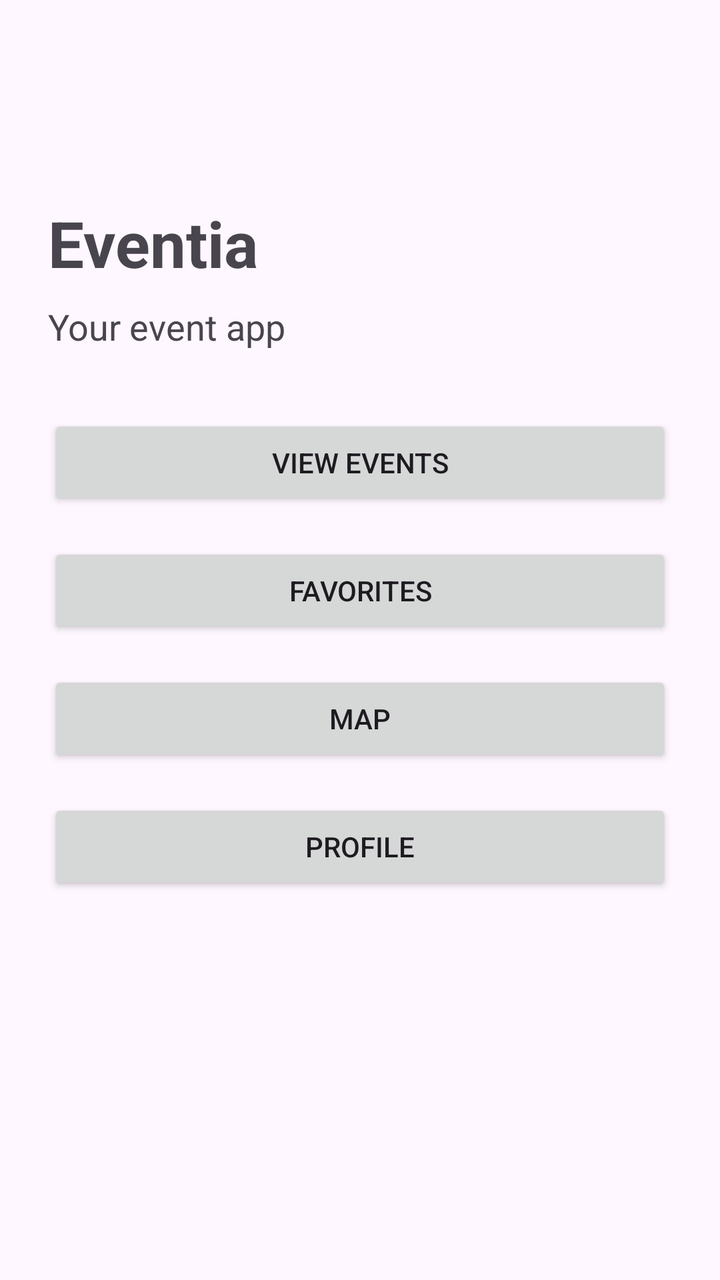
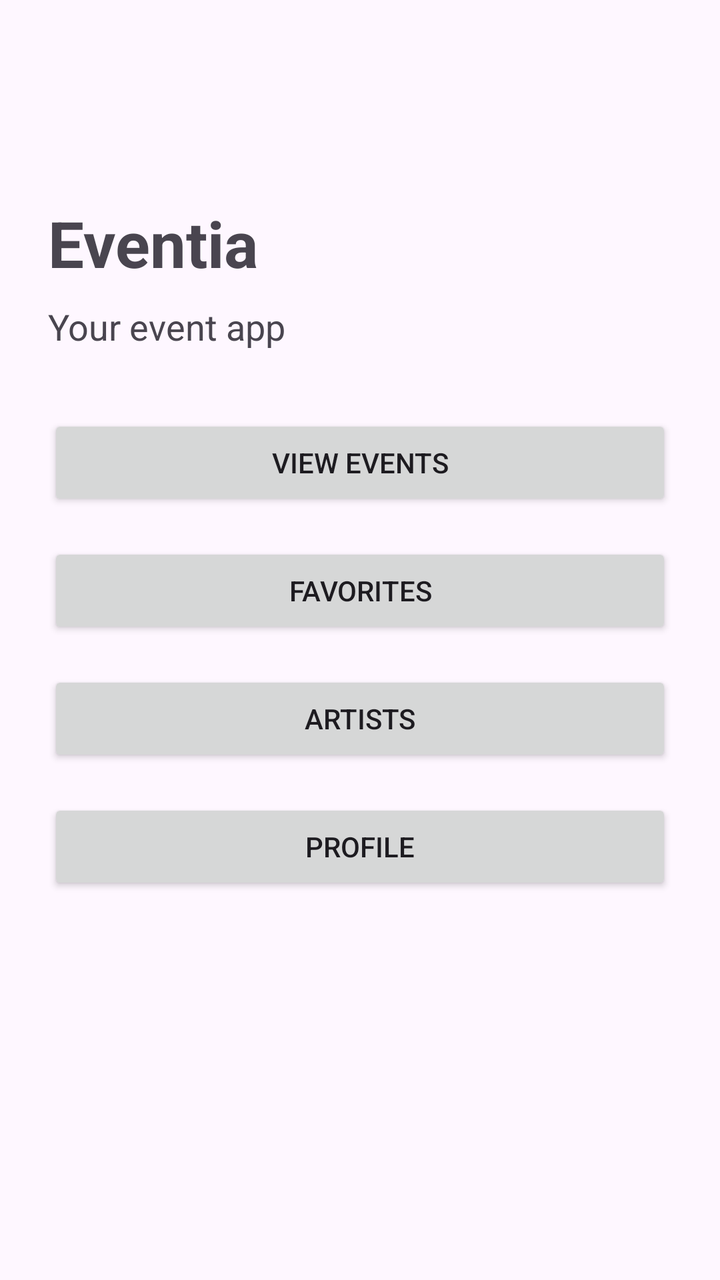

An Android layout rendered at two revisions. The XML below is the earlier revision; the diff shows what the commit changed to produce the second picture.
<!-- AndroidManifest.xml: application theme Theme.AppEventia -->
<!-- res/layout/activity_main.xml -->
<?xml version="1.0" encoding="utf-8"?>
<LinearLayout
    xmlns:android="http://schemas.android.com/apk/res/android"
    android:layout_width="match_parent"
    android:layout_height="match_parent"
    android:orientation="vertical"
    android:paddingTop="100dp"
    android:paddingBottom="24dp"
    android:paddingHorizontal="24dp">

    <TextView
        android:id="@+id/titleText"
        android:layout_width="wrap_content"
        android:layout_height="wrap_content"
        android:text="Eventia"
        android:textSize="32sp"
        android:textStyle="bold"
        android:layout_marginBottom="8dp"/>

    <TextView
        android:id="@+id/subtitleText"
        android:layout_width="wrap_content"
        android:layout_height="wrap_content"
        android:text="@string/main_subtitle"
        android:textSize="18sp"
        android:layout_marginBottom="32dp"/>

    <Button
        android:id="@+id/eventsButton"
        android:layout_width="match_parent"
        android:layout_height="wrap_content"
        android:text="@string/button_events"
        android:layout_marginBottom="16dp"/>

    <Button
        android:id="@+id/favoritesButton"
        android:layout_width="match_parent"
        android:layout_height="wrap_content"
        android:text="@string/button_favorites"
        android:layout_marginBottom="16dp"/>

    <Button
        android:id="@+id/mapButton"
        android:layout_width="match_parent"
        android:layout_height="wrap_content"
        android:text="@string/button_map"
        android:layout_marginBottom="16dp"/>

    <Button
        android:id="@+id/profileButton"
        android:layout_width="match_parent"
        android:layout_height="wrap_content"
        android:text="@string/button_profile"/>

</LinearLayout>
<!-- resources referenced by this layout -->
<resources>
  <string name="button_events">View events</string>
  <string name="button_favorites">Favorites</string>
  <string name="button_map">Map</string>
  <string name="button_profile">Profile</string>
  <string name="main_subtitle">Your event app</string>
  <style name="Theme.AppEventia" parent="Base.Theme.AppEventia" />
  <style name="Base.Theme.AppEventia" parent="Theme.Material3.DayNight">
          
          
      </style>
</resources>

<!-- the commit's change to res/layout/activity_main.xml (unified diff, before → after) -->
@@ -40,10 +40,10 @@
         android:layout_marginBottom="16dp"/>
 
     <Button
-        android:id="@+id/mapButton"
+        android:id="@+id/artistsButton"
         android:layout_width="match_parent"
         android:layout_height="wrap_content"
-        android:text="@string/button_map"
+        android:text="@string/button_artists"
         android:layout_marginBottom="16dp"/>
 
     <Button
<!-- resource entries referenced after the edit -->
@@ -1,8 +1,8 @@
 <!-- resources referenced by this layout -->
 <resources>
+  <string name="button_artists">Artists</string>
   <string name="button_events">View events</string>
   <string name="button_favorites">Favorites</string>
-  <string name="button_map">Map</string>
   <string name="button_profile">Profile</string>
   <string name="main_subtitle">Your event app</string>
   <style name="Theme.AppEventia" parent="Base.Theme.AppEventia" />
